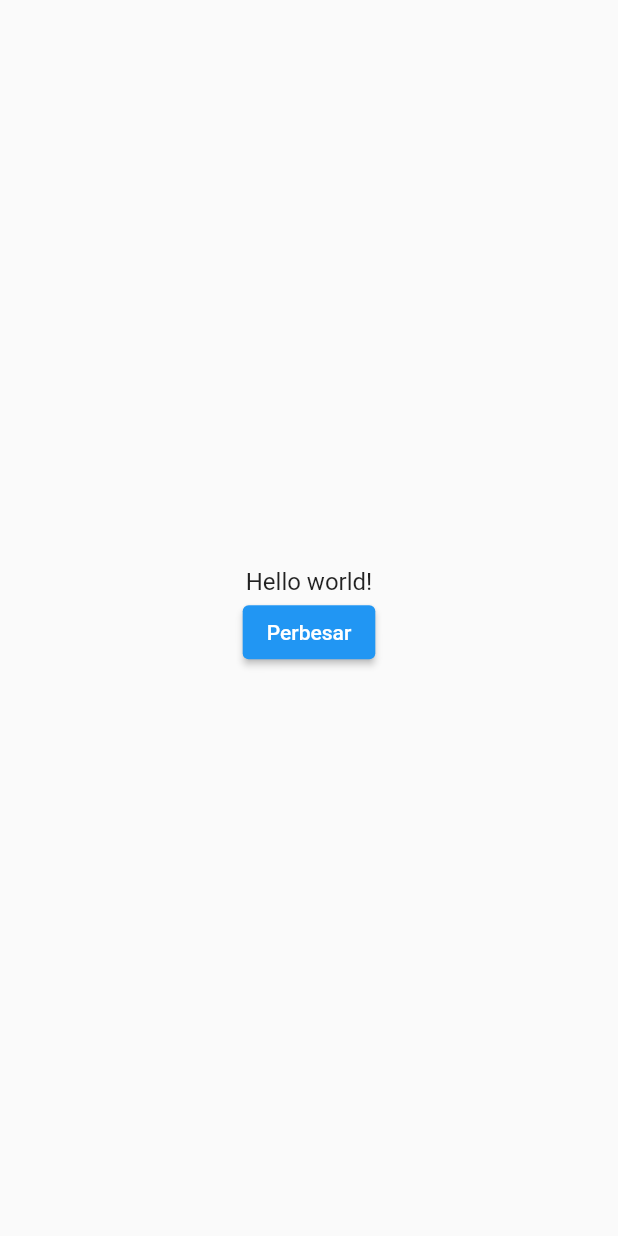
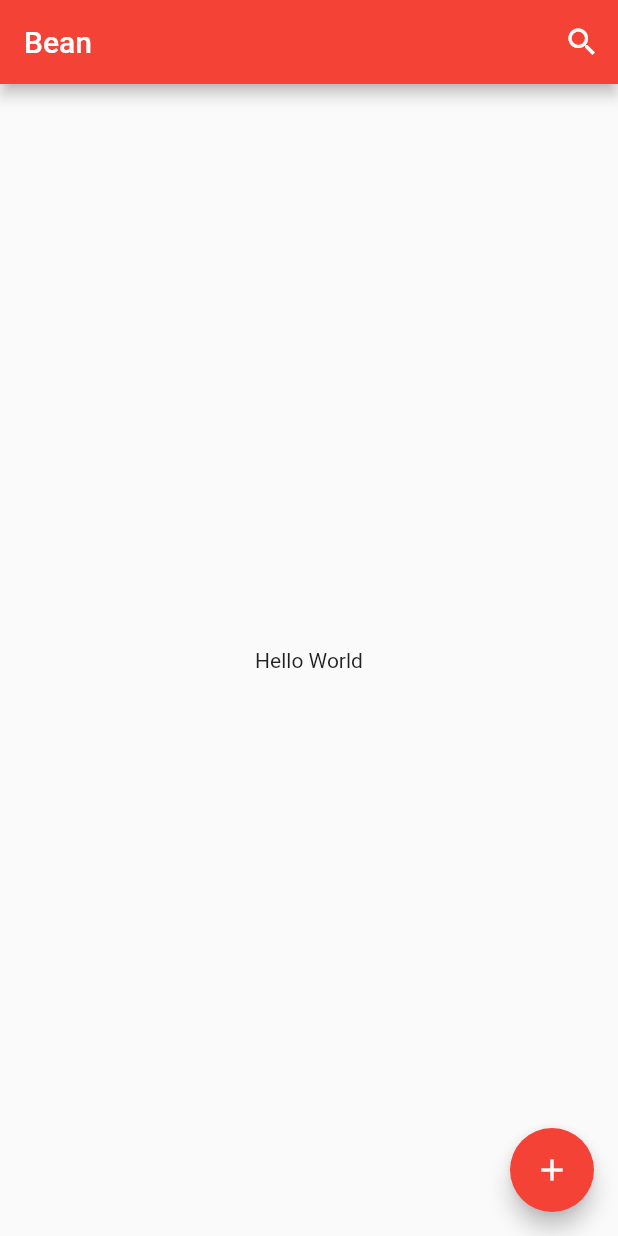
Before and after one commit to Bean791/flutter_application_2, a Flutter app: the screen it shows after launch, on a phone screen of 412 x 824 dp. Run offline on Flutter 3.47's test engine with Material 2 defaults, Android fonts, the phone set to English and light mode, and no system bars.

Commit message:
oke sudah berhasil pindah halaman

```diff
--- a/lib/main.dart
+++ b/lib/main.dart
@@ -3,62 +3,85 @@ import 'package:flutter/material.dart';
 void main() => runApp(MyApp());
 
 class MyApp extends StatelessWidget {
+  // This widget is the root of your application.
   @override
   Widget build(BuildContext context) {
     return MaterialApp(
       title: 'Flutter Demo',
       theme: ThemeData(
-        primarySwatch: Colors.blue,
+        primarySwatch: Colors.red,
       ),
-      home: Scaffold(
-        body: Center(
-          child: BiggerText(text:"Hello world!"), // Ubah widget Heading ke PerubahanText
+      home: FirstScreen(),// Panggil FirstScreen di sini
+
+    );
+  }
+}
+
+class FirstScreen extends StatelessWidget {
+  @override
+  Widget build(BuildContext context) {
+    return Scaffold(
+      appBar: AppBar(
+        title: Text('Bean'),
+        actions: <Widget>[
+          IconButton(
+            icon: Icon(Icons.search),
+            color: Color.fromARGB(255, 255, 255, 255),
+            onPressed: () {
+              Center(
+                child: Text('Search'),
+              );
+            },
+          ),
+        ],
+      ),
+      body: Center(
+        child: Text('Hello World'),
+
         ),
+       floatingActionButton: FloatingActionButton(
+        child: Icon(Icons.add),
+        onPressed: () {
+          Navigator.push(
+            context,
+            MaterialPageRoute(builder: (context) => SecondScreen()),
+          );
+        },
       ),
     );
   }
 }
-
-class Heading extends StatelessWidget {
-  final String text;
-
-  Heading({required this.text});
-
+class SecondScreen extends StatelessWidget {
   @override
   Widget build(BuildContext context) {
-    return Text(
-      text,
-      style: TextStyle(
-        fontSize: 24.0,
-        fontWeight: FontWeight.bold,
+    return Scaffold(
+      appBar: AppBar(
+        title: Text('Halaman 2'),
+        actions: <Widget>[
+          IconButton(
+            icon: Icon(Icons.search),
+            color: Color.fromARGB(255, 255, 255, 255),
+            onPressed: () {
+              Center(
+                child: Text('Search'),
+              );
+            },
+          ),
+        ],
+      ),
+      body: Center(
+        child: Text('Saya Bean'),
+
+        ),
+       floatingActionButton: FloatingActionButton(
+        child: Icon(Icons.add),
+        onPressed: () {
+          Navigator.push(
+            context,
+            MaterialPageRoute(builder: (context) => SecondScreen()),
+          );
+        },
       ),
     );
   }
 }
-
-class BiggerText extends StatefulWidget {
-  final String text;
-  const BiggerText({required this.text});
-  @override
-  _BiggerTextState createState() => _BiggerTextState();
-}
-class _BiggerTextState extends State<BiggerText> {
-  double _textSize = 16.0;
-  @override
-  Widget build(BuildContext context) {
-    return Column(
-      mainAxisAlignment: MainAxisAlignment.center,
-      children: <Widget>[
-        Text(widget.text, style: TextStyle(fontSize: _textSize)),
-        ElevatedButton(
-          child: Text("Perbesar"),
-          onPressed: () {
-            setState(() {
-              _textSize = 32.0;
-            });
-          },
-        )
-      ],
-    );
-  }
-}
```
